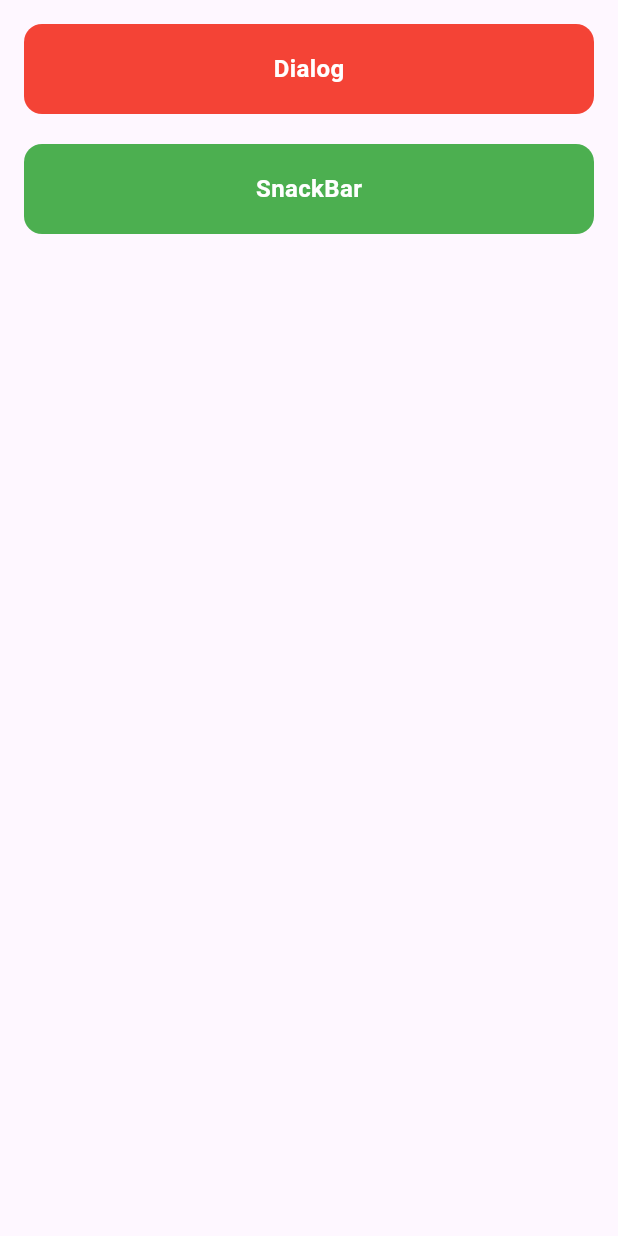
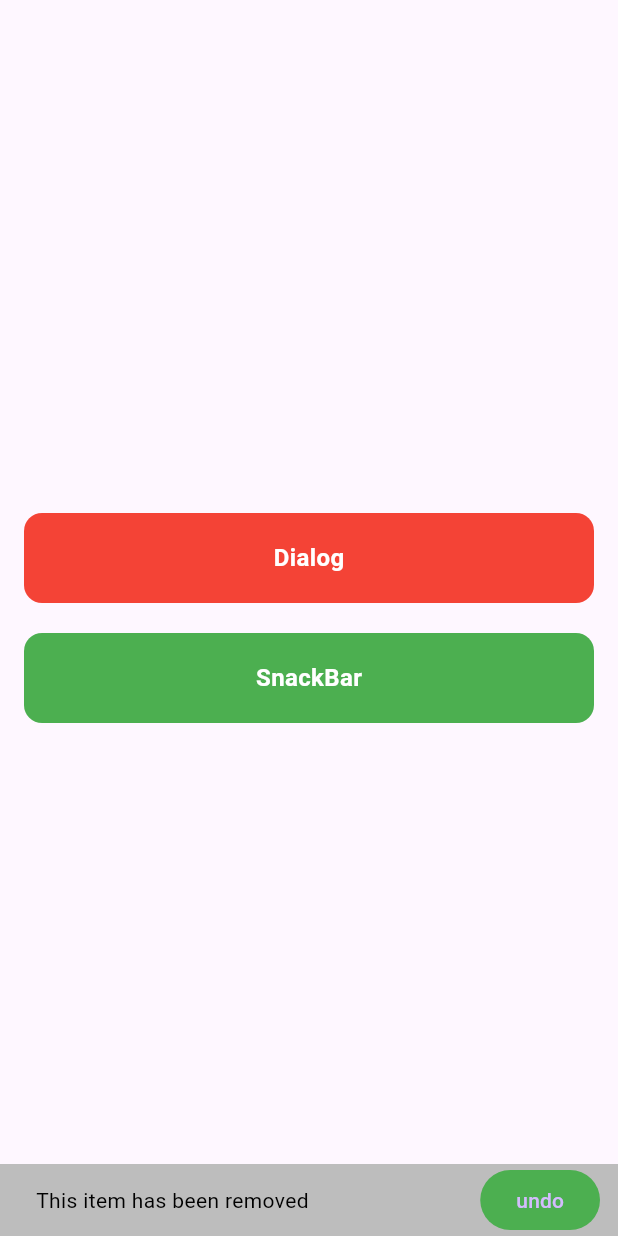
Before and after one commit to ba138/firstapp, a Flutter app: the screen it shows after launch, after a tap on "SnackBar", on a phone screen of 412 x 824 dp. Run offline on Flutter 3.47's test engine with Material 3 defaults, Android fonts, the phone set to English and light mode, and no system bars; our stand-ins replace google_fonts.

Commit message:
Add custom SnackBar to DemoDialog for item removal feedback

```diff
--- a/lib/custom_dialog.dart
+++ b/lib/custom_dialog.dart
@@ -82,6 +82,23 @@ class _DemoDialogState extends State<DemoDialog> {
         });
   }
 
+  customSnackBar(BuildContext context) {
+    ScaffoldMessenger.of(context).showSnackBar(SnackBar(
+      backgroundColor: Colors.grey.shade400,
+      content: Text(
+        "This item has been removed",
+        style: TextStyle(
+            color: Colors.black, fontSize: 14, fontWeight: FontWeight.w400),
+      ),
+      duration: const Duration(seconds: 2),
+      action: SnackBarAction(
+        label: "undo",
+        onPressed: () {},
+        backgroundColor: Colors.green,
+      ),
+    ));
+  }
+
   @override
   Widget build(BuildContext context) {
     return Scaffold(
@@ -89,6 +106,7 @@ class _DemoDialogState extends State<DemoDialog> {
         child: Padding(
           padding: const EdgeInsets.all(16.0),
           child: Column(
+            mainAxisAlignment: MainAxisAlignment.center,
             children: [
               CustomButton(
                   ontap: () {
@@ -100,7 +118,9 @@ class _DemoDialogState extends State<DemoDialog> {
                 height: 20,
               ),
               CustomButton(
-                  ontap: () {},
+                  ontap: () {
+                    customSnackBar(context);
+                  },
                   title: "SnackBar",
                   backgroundColor: Colors.green),
             ],
```
